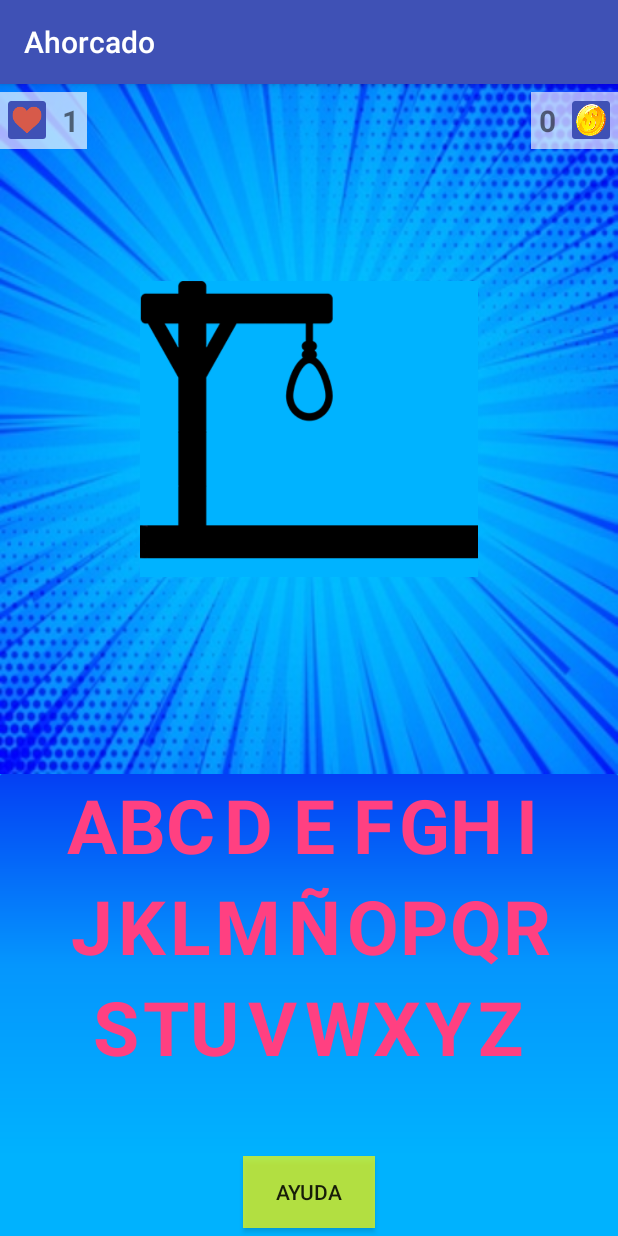
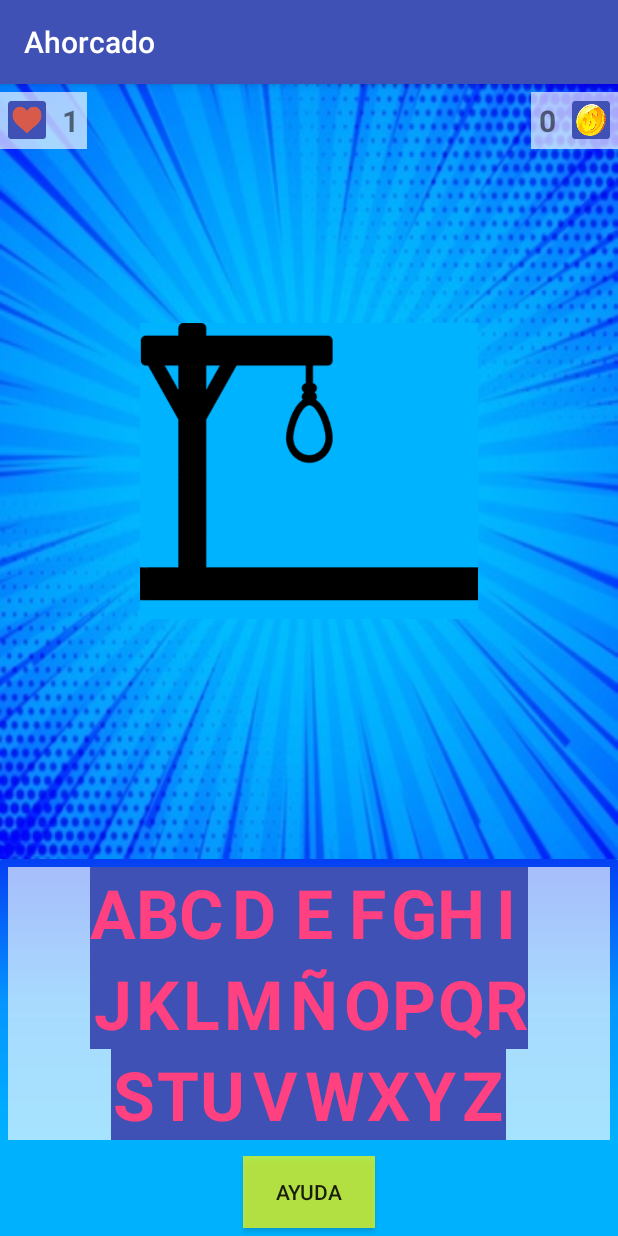
Before and after one commit to PedroJSL/Ahorcado, an Android app: the screen it shows after launch (MainActivity), on a phone screen of 412 x 824 dp. Run offline under Robolectric (Android 15) with nearby library versions, the light colour scheme and no system bars.

Commit message:
LAYOUT NO FUNCIONA

```diff
--- a/app/src/main/java/com/example/pedro/ahorcado/MainActivity.java
+++ b/app/src/main/java/com/example/pedro/ahorcado/MainActivity.java
@@ -11,11 +11,13 @@ import android.widget.TextView;
 public class MainActivity extends AppCompatActivity {
 private static final String[] letras = {"A","B","C","D","E","F","G","H","I","J","K","L","M","Ñ","O","P","Q","R","S","T","U","V","W","X","Y","Z"};
 TableLayout teclado;
+Reproductor reprod;
     @Override
     protected void onCreate(Bundle savedInstanceState) {
         super.onCreate(savedInstanceState);
         setContentView(R.layout.activity_main);
         teclado = findViewById(R.id.teclado);
+        reprod = new Reproductor(getApplicationContext());
         crearTeclado();
     }
 
@@ -33,9 +35,11 @@ TableLayout teclado;
 
         while (contLetra<letras.length) {
             if(cont==0){
-                fila = new TableRow(this);
-                fila.setGravity(Gravity.CENTER);
-                fila.setLayoutParams(new TableRow.LayoutParams(TableRow.LayoutParams.MATCH_PARENT,TableRow.LayoutParams.MATCH_PARENT));
+                fila = (TableRow)getLayoutInflater().inflate(R.layout.table_row_teclado,null);
+                //fila.setGravity(Gravity.CENTER);
+                //fila.setBackgroundColor(getResources().getColor(R.color.fondoTransparencia));
+
+                //fila.setLayoutParams(new TableRow.LayoutParams(TableRow.LayoutParams.MATCH_PARENT,TableRow.LayoutParams.MATCH_PARENT));
                 cont++;
             }else if(cont>0&&cont<tvFila+2){
                 bLetra = (TextView)getLayoutInflater().inflate(R.layout.textview_abecedario,null);
--- /dev/null
+++ b/app/src/main/java/com/example/pedro/ahorcado/Reproductor.java
@@ -0,0 +1,16 @@
+package com.example.pedro.ahorcado;
+
+import android.content.Context;
+
+/**
+ * Created by pedro on 17/01/2018.
+ */
+
+public class Reproductor {
+    Context main;
+    public Reproductor(Context main){
+        this.main = main;
+    }
+
+
+}
--- a/app/src/main/res/layout/activity_main.xml
+++ b/app/src/main/res/layout/activity_main.xml
@@ -11,7 +11,7 @@
         android:layout_weight="3"
         android:background="@drawable/fondo"
         android:layout_width="match_parent"
-        android:layout_height="match_parent">
+        android:layout_height="0dp">
 
         <LinearLayout
             android:layout_alignParentStart="true"
@@ -59,18 +59,18 @@
     </RelativeLayout>
 
     <TableLayout
+        android:id="@+id/teclado"
+        android:padding="5dp"
         android:background="@drawable/gradient"
-        android:id="@+id/teclado"
-        android:layout_weight="5"
         android:layout_width="match_parent"
-        android:layout_height="match_parent">
+        android:layout_height="wrap_content">
 
     </TableLayout>
 
     <Button
         android:background="#B2FFFF00"
         android:text="@string/ayuda"
-        android:layout_marginBottom="5dp"
+        android:layout_margin="5dp"
         android:layout_gravity="center"
         android:layout_width="wrap_content"
         android:layout_height="wrap_content" />
--- /dev/null
+++ b/app/src/main/res/layout/table_row_teclado.xml
@@ -0,0 +1,8 @@
+<?xml version="1.0" encoding="utf-8"?>
+<TableRow xmlns:android="http://schemas.android.com/apk/res/android"
+    android:layout_width="match_parent"
+    android:layout_weight="1"
+    android:layout_height="wrap_content"
+    android:layout_margin="5dp"
+    android:background="@color/fondoTransparencia"
+    android:gravity="center"/>
--- a/app/src/main/res/layout/textview_abecedario.xml
+++ b/app/src/main/res/layout/textview_abecedario.xml
@@ -3,9 +3,10 @@
     xmlns:android="http://schemas.android.com/apk/res/android"
     android:layout_width="wrap_content"
     android:layout_height="wrap_content"
-    android:textSize="50sp"
-    android:gravity="center"
+    android:background="@color/colorPrimary"
+    android:textSize="45sp"
     android:layout_margin="5dp"
+    android:textAlignment="center"
     android:textColor="@color/colorAccent"
     android:textStyle="bold"
     android:onClick="pulsarLetra"/>
```
Also changed, not shown: app/src/main/java/com/example/pedro/ahorcado/Biblioteca.java (+17 -0 lines), app/src/main/java/com/example/pedro/ahorcado/Palabra.java (+20 -8 lines), app/src/main/res/drawable/iniciohorca.png (added).
